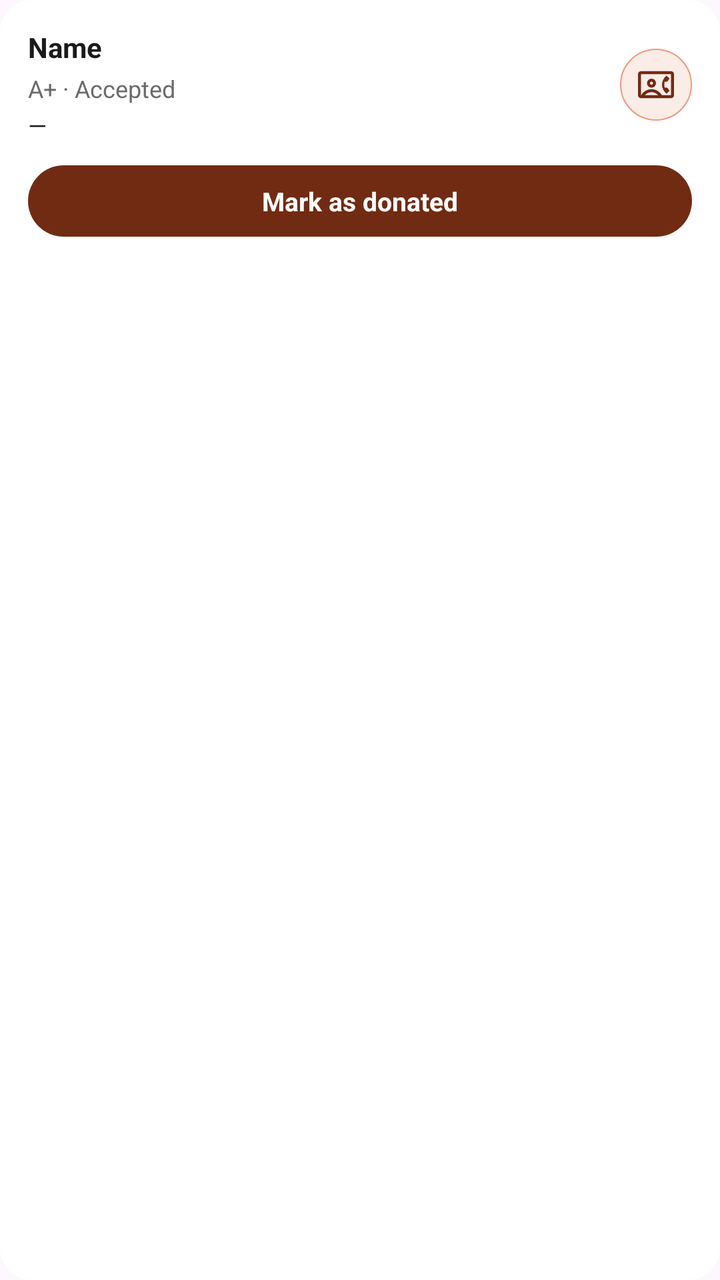
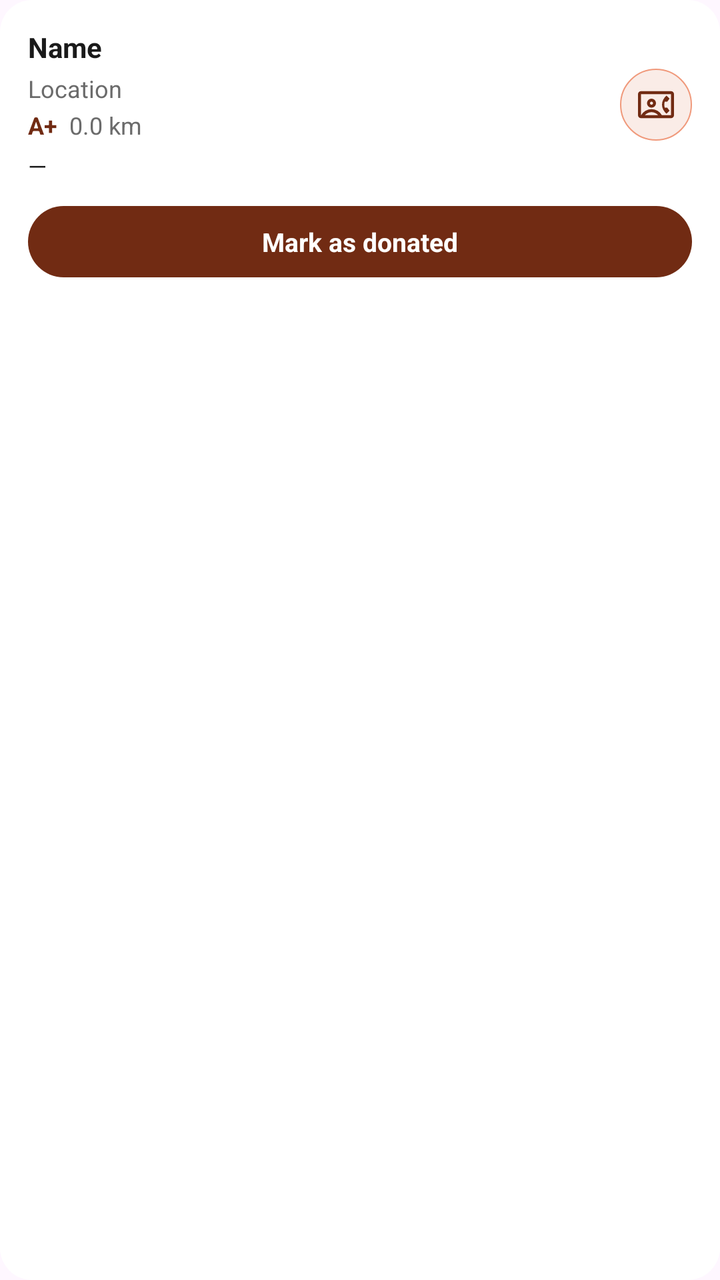

Compare the two renders of this Android layout. The source of the first and the diff that turns it into the second are given below.
<!-- AndroidManifest.xml: application theme Theme.LifeLink -->
<!-- res/layout/item_accepted_request.xml -->
<?xml version="1.0" encoding="utf-8"?>
<LinearLayout xmlns:android="http://schemas.android.com/apk/res/android"
    xmlns:app="http://schemas.android.com/apk/res-auto"
    android:layout_width="match_parent"
    android:layout_height="wrap_content"
    android:orientation="vertical"
    android:background="@drawable/bg_card_rounded"
    android:padding="14dp"
    android:layout_marginBottom="10dp">

    <LinearLayout
        android:layout_width="match_parent"
        android:layout_height="wrap_content"
        android:orientation="horizontal"
        android:gravity="center_vertical">

        <LinearLayout
            android:layout_width="0dp"
            android:layout_height="wrap_content"
            android:layout_weight="1"
            android:orientation="vertical">

            <TextView
                android:id="@+id/tvAcceptedName"
                android:layout_width="wrap_content"
                android:layout_height="wrap_content"
                android:text="Name"
                android:textColor="@color/text_primary"
                android:textSize="14sp"
                android:textStyle="bold" />

            <TextView
                android:id="@+id/tvAcceptedMeta"
                android:layout_width="wrap_content"
                android:layout_height="wrap_content"
                android:layout_marginTop="3dp"
                android:text="A+ · Accepted"
                android:textColor="@color/text_secondary"
                android:textSize="12sp" />

            <TextView
                android:id="@+id/tvAcceptedPhone"
                android:layout_width="wrap_content"
                android:layout_height="wrap_content"
                android:layout_marginTop="2dp"
                android:text="—"
                android:textColor="@color/text_primary"
                android:textSize="12sp" />

        </LinearLayout>

        <ImageView
            android:id="@+id/btnCallDonor"
            android:layout_width="36dp"
            android:layout_height="36dp"
            android:background="@drawable/bg_avatar"
            android:padding="9dp"
            android:src="@drawable/ic_phone"
            app:tint="@color/coral_800"
            android:contentDescription="Call"/>

    </LinearLayout>

    <TextView
        android:id="@+id/btnMarkDonated"
        android:layout_width="match_parent"
        android:layout_height="wrap_content"
        android:layout_marginTop="12dp"
        android:background="@drawable/bg_pill_filled"
        android:text="Mark as donated"
        android:textColor="#FFFFFF"
        android:textSize="13sp"
        android:textStyle="bold"
        android:gravity="center"
        android:paddingTop="9dp"
        android:paddingBottom="9dp"/>

</LinearLayout>
<!-- resources referenced by this layout -->
<resources>
  <color name="coral_800">#712B13</color>
  <color name="text_primary">#1A1A1A</color>
  <color name="text_secondary">#6B6B6B</color>
  <!-- drawable bg_avatar (drawable) -->
  <?xml version="1.0" encoding="utf-8"?>
  <shape xmlns:android="http://schemas.android.com/apk/res/android"
      android:shape="oval">
      <solid android:color="@color/coral_50" />
      <stroke
          android:width="0.5dp"
          android:color="@color/coral_200" />
  </shape>
  <!-- drawable bg_card_rounded (drawable) -->
  <?xml version="1.0" encoding="utf-8"?>
  <shape xmlns:android="http://schemas.android.com/apk/res/android"
      android:shape="rectangle">
  
      <solid android:color="@android:color/white" />
  
      <corners android:radius="16dp" />
  
  </shape>
  <!-- drawable bg_pill_filled (drawable) -->
  <?xml version="1.0" encoding="utf-8"?>
  <shape xmlns:android="http://schemas.android.com/apk/res/android"
      android:shape="rectangle">
      <solid android:color="@color/coral_800" />
      <corners android:radius="20dp" />
  </shape>
  <!-- drawable ic_phone (drawable) -->
  <vector xmlns:android="http://schemas.android.com/apk/res/android" android:height="24dp" android:tint="#000000" android:viewportHeight="960" android:viewportWidth="960" android:width="24dp">
        
      <path android:fillColor="@android:color/white" android:pathData="M80,840Q47,840 23.5,816.5Q0,793 0,760L0,200Q0,167 23.5,143.5Q47,120 80,120L880,120Q913,120 936.5,143.5Q960,167 960,200L960,760Q960,793 936.5,816.5Q913,840 880,840L80,840ZM636,760L880,760Q880,760 880,760Q880,760 880,760L880,200Q880,200 880,200Q880,200 880,200L80,200Q80,200 80,200Q80,200 80,200L80,760Q80,760 80,760Q80,760 80,760L84,760Q126,685 200,642.5Q274,600 360,600Q446,600 520,642.5Q594,685 636,760ZM445,525Q480,490 480,440Q480,390 445,355Q410,320 360,320Q310,320 275,355Q240,390 240,440Q240,490 275,525Q310,560 360,560Q410,560 445,525ZM760,720L840,640L780,560L714,560Q708,542 704,521.5Q700,501 700,480Q700,459 704,439.5Q708,420 714,400L780,400L840,320L760,240Q706,282 673,346.5Q640,411 640,480Q640,549 673,613.5Q706,678 760,720ZM182,760L538,760Q504,722 457.5,701Q411,680 360,680Q309,680 263,701Q217,722 182,760ZM331.5,468.5Q320,457 320,440Q320,423 331.5,411.5Q343,400 360,400Q377,400 388.5,411.5Q400,423 400,440Q400,457 388.5,468.5Q377,480 360,480Q343,480 331.5,468.5ZM480,480Q480,480 480,480Q480,480 480,480Q480,480 480,480Q480,480 480,480L480,480Q480,480 480,480Q480,480 480,480L480,480Q480,480 480,480Q480,480 480,480L480,480Q480,480 480,480Q480,480 480,480L480,480Q480,480 480,480Q480,480 480,480Z"/>
      
  </vector>
  <style name="Theme.LifeLink" parent="Base.Theme.LifeLink" />
  <color name="coral_50">#FAECE7</color>
  <color name="coral_200">#F0997B</color>
  <style name="Base.Theme.LifeLink" parent="Theme.Material3.DayNight.NoActionBar">
          
          
      </style>
</resources>

<!-- the commit's change to res/layout/item_accepted_request.xml (unified diff, before → after) -->
@@ -30,19 +30,45 @@
                 android:textStyle="bold" />
 
             <TextView
-                android:id="@+id/tvAcceptedMeta"
+                android:id="@+id/tvAcceptedLocation"
                 android:layout_width="wrap_content"
                 android:layout_height="wrap_content"
                 android:layout_marginTop="3dp"
-                android:text="A+ · Accepted"
+                android:text="Location"
                 android:textColor="@color/text_secondary"
                 android:textSize="12sp" />
+
+            <LinearLayout
+                android:layout_width="wrap_content"
+                android:layout_height="wrap_content"
+                android:orientation="horizontal"
+                android:layout_marginTop="2dp">
+
+                <TextView
+                    android:id="@+id/tvAcceptedBloodGroup"
+                    android:layout_width="wrap_content"
+                    android:layout_height="wrap_content"
+                    android:text="A+"
+                    android:textColor="@color/coral_800"
+                    android:textSize="12sp"
+                    android:textStyle="bold" />
+
+                <TextView
+                    android:id="@+id/tvAcceptedDistance"
+                    android:layout_width="wrap_content"
+                    android:layout_height="wrap_content"
+                    android:layout_marginStart="6dp"
+                    android:text="0.0 km"
+                    android:textColor="@color/text_secondary"
+                    android:textSize="12sp" />
+
+            </LinearLayout>
 
             <TextView
                 android:id="@+id/tvAcceptedPhone"
                 android:layout_width="wrap_content"
                 android:layout_height="wrap_content"
-                android:layout_marginTop="2dp"
+                android:layout_marginTop="4dp"
                 android:text="—"
                 android:textColor="@color/text_primary"
                 android:textSize="12sp" />
